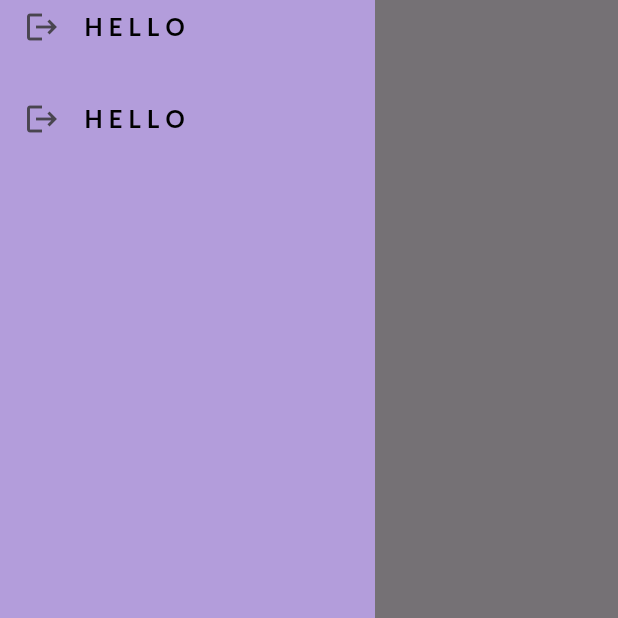
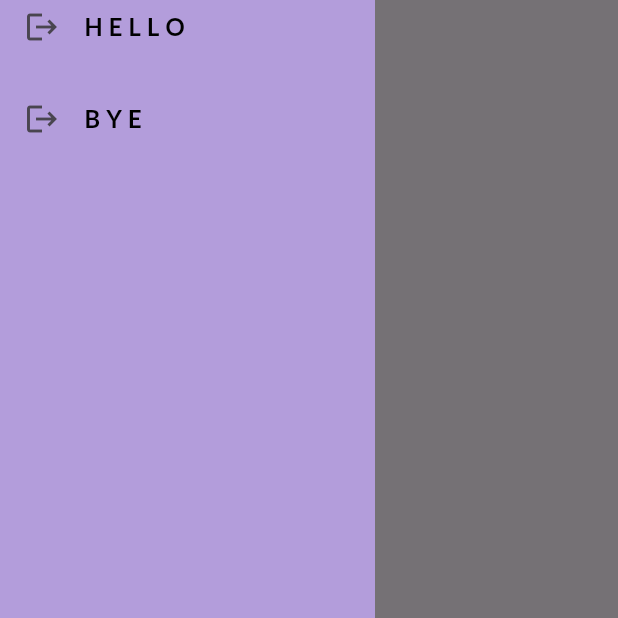
Before and after one commit to yawansharma/SastraX-Flutter, a Flutter app: the HomePage screen opened directly, with the side drawer open, on a phone screen of 412 x 824 dp, the part 459-1077 px from its top. Run offline on Flutter 3.47's test engine with Material 3 defaults, Android fonts, the phone set to English and light mode, and no system bars; our stand-ins replace animate_do, google_fonts.

Commit message:
changed the last hello to bye

```diff
--- a/lib/Pages/HomePage.dart
+++ b/lib/Pages/HomePage.dart
@@ -57,7 +57,7 @@ class _HomePageState extends State<HomePage> {
             const SizedBox(height : 5),
             MenuBarTile(name: 'H E L L O', targetPage: LoginPage()),
             const SizedBox(height : 5),
-            MenuBarTile(name: 'H E L L O', targetPage: LoginPage()),
+            MenuBarTile(name: 'B Y E', targetPage: LoginPage()),
           ],
         )
         )
```
Also changed, not shown: pubspec.lock.
